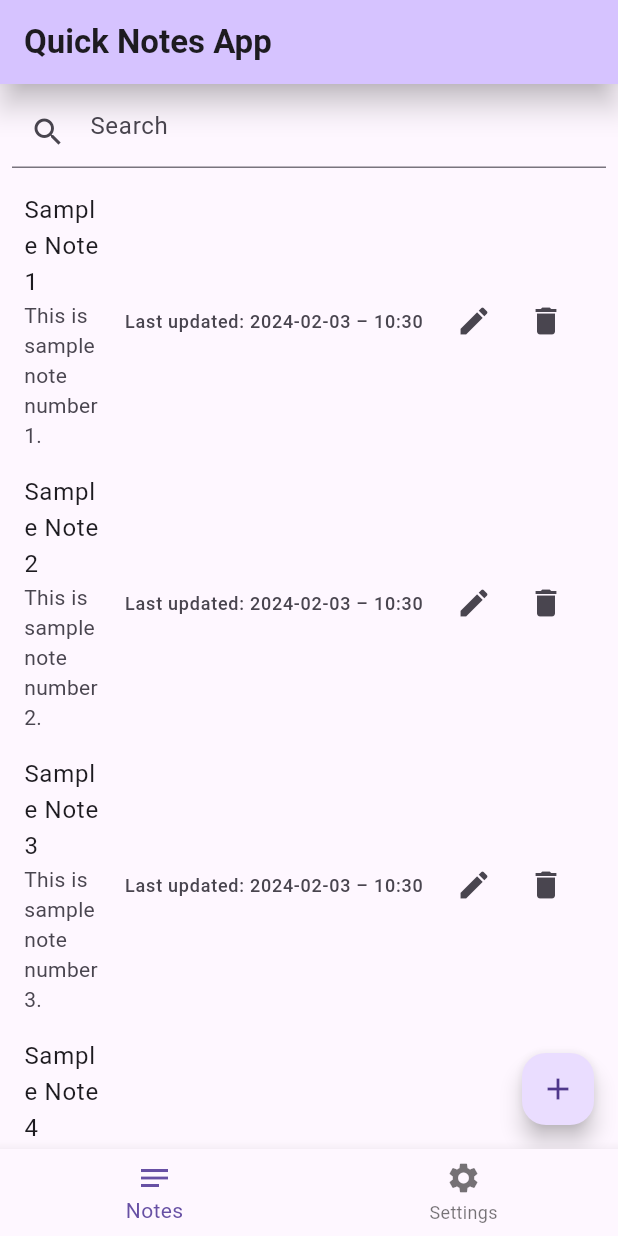
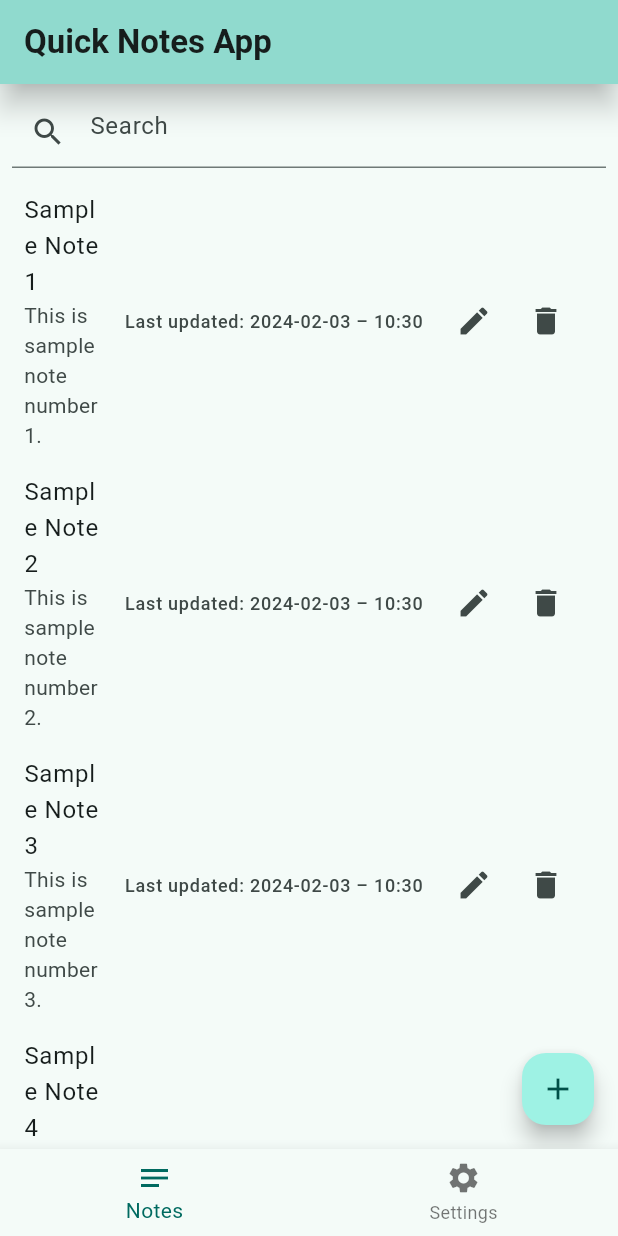
Before and after one commit to milinbhakta/quick_notes_app, a Flutter app: the screen it shows after launch, on a phone screen of 412 x 824 dp. Run offline on Flutter 3.47's test engine with Material 3 defaults, Android fonts, the phone set to English and light mode, and no system bars; our stand-ins replace shared_preferences.

Commit message:
Update theme configuration in MyApp

```diff
--- a/lib/Components/my_app.dart
+++ b/lib/Components/my_app.dart
@@ -23,10 +23,18 @@ class _MyAppState extends State<MyApp> {
   Widget build(BuildContext context) {
     return MaterialApp(
       title: 'Quick Notes App',
+      debugShowCheckedModeBanner: false,
       themeMode: _themeMode,
-      theme: ThemeData.light(useMaterial3: true),
-      darkTheme: ThemeData.dark(useMaterial3: true),
-      debugShowCheckedModeBanner: false,
+      theme: ThemeData(
+        colorSchemeSeed: Colors.teal,
+        useMaterial3: true,
+        brightness: Brightness.light,
+      ),
+      darkTheme: ThemeData(
+        colorSchemeSeed: Colors.teal,
+        useMaterial3: true,
+        brightness: Brightness.dark,
+      ),
       home: MyHomePage(
           title: 'Quick Notes App',
           changeTheme: _changeTheme,
```
